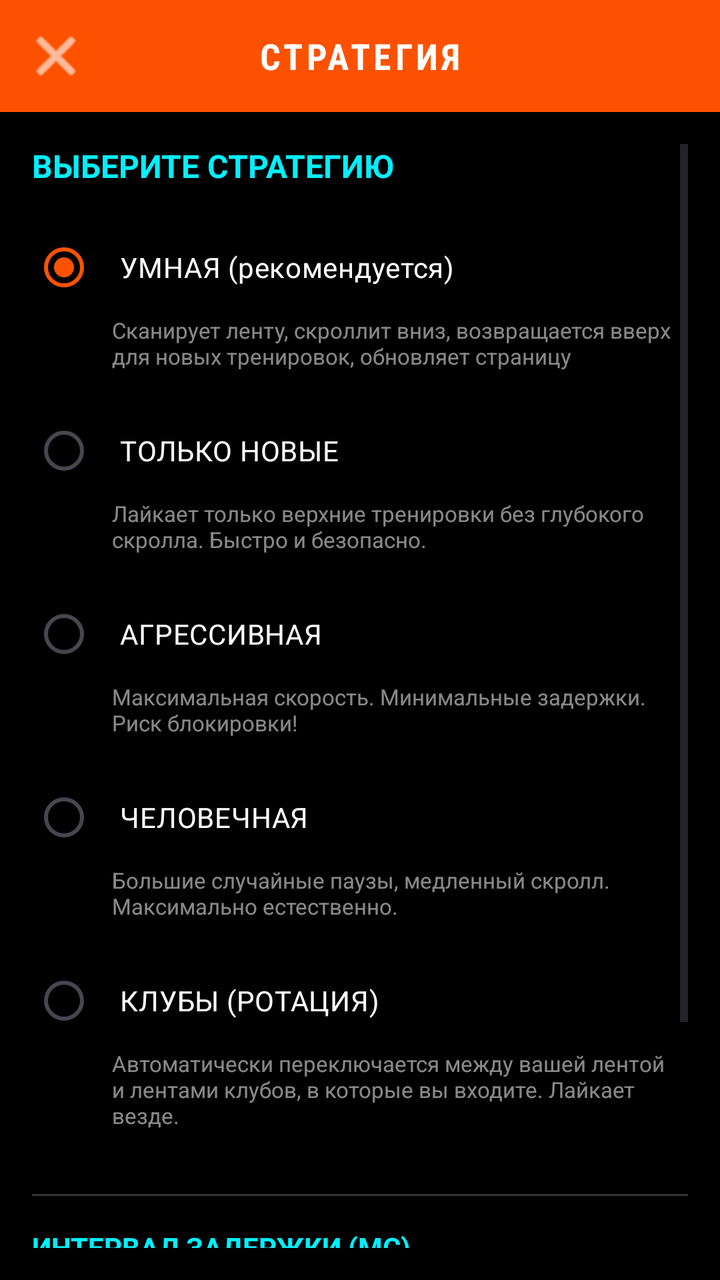
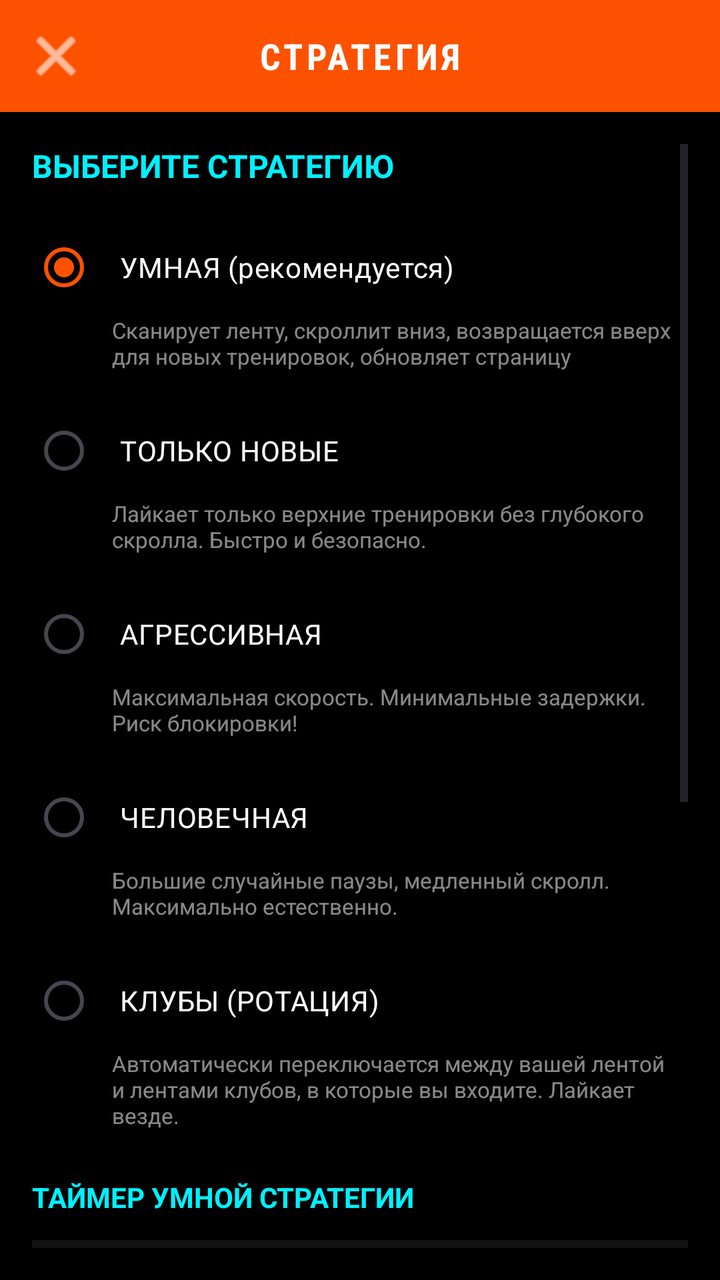

An Android layout rendered at two revisions. The XML below is the earlier revision; the diff shows what the commit changed to produce the second picture.
<!-- AndroidManifest.xml: application theme Theme.StravaKudos -->
<!-- res/layout/activity_strategy.xml -->
<?xml version="1.0" encoding="utf-8"?>
<LinearLayout xmlns:android="http://schemas.android.com/apk/res/android"
    xmlns:app="http://schemas.android.com/apk/res-auto"
    android:layout_width="match_parent"
    android:layout_height="match_parent"
    android:orientation="vertical"
    android:background="#000000">

    
    <LinearLayout
        android:layout_width="match_parent"
        android:layout_height="56dp"
        android:orientation="horizontal"
        android:gravity="center_vertical"
        android:background="#FC5200"
        android:paddingStart="8dp"
        android:paddingEnd="8dp">

        <ImageButton
            android:id="@+id/btnBack"
            android:layout_width="40dp"
            android:layout_height="40dp"
            android:background="?android:attr/selectableItemBackgroundBorderless"
            android:src="@android:drawable/ic_menu_close_clear_cancel"
            app:tint="#FFFFFF"
            android:padding="8dp" />

        <TextView
            android:layout_width="0dp"
            android:layout_height="wrap_content"
            android:layout_weight="1"
            android:text="СТРАТЕГИЯ"
            android:textColor="#FFFFFF"
            android:textStyle="bold"
            android:textSize="18sp"
            android:gravity="center"
            android:fontFamily="sans-serif-condensed"
            android:letterSpacing="0.1" />

        <View
            android:layout_width="40dp"
            android:layout_height="40dp" />
    </LinearLayout>

    <ScrollView
        android:layout_width="match_parent"
        android:layout_height="match_parent"
        android:padding="16dp">

        <LinearLayout
            android:layout_width="match_parent"
            android:layout_height="wrap_content"
            android:orientation="vertical">

            <TextView
                android:layout_width="match_parent"
                android:layout_height="wrap_content"
                android:text="ВЫБЕРИТЕ СТРАТЕГИЮ"
                android:textColor="#00F0FF"
                android:textStyle="bold"
                android:textSize="16sp"
                android:layout_marginBottom="16dp" />

            <RadioGroup
                android:id="@+id/radioStrategies"
                android:layout_width="match_parent"
                android:layout_height="wrap_content"
                android:orientation="vertical">

                <RadioButton
                    android:id="@+id/radioSmart"
                    android:layout_width="match_parent"
                    android:layout_height="wrap_content"
                    android:text="УМНАЯ (рекомендуется)"
                    android:textColor="#FFFFFF"
                    android:textSize="14sp"
                    android:buttonTint="#00F0FF"
                    android:padding="12dp"
                    android:checked="true" />

                <TextView
                    android:layout_width="match_parent"
                    android:layout_height="wrap_content"
                    android:text="Сканирует ленту, скроллит вниз, возвращается вверх для новых тренировок, обновляет страницу"
                    android:textColor="#88FFFFFF"
                    android:textSize="11sp"
                    android:layout_marginStart="40dp"
                    android:layout_marginBottom="16dp" />

                <RadioButton
                    android:id="@+id/radioTopOnly"
                    android:layout_width="match_parent"
                    android:layout_height="wrap_content"
                    android:text="ТОЛЬКО НОВЫЕ"
                    android:textColor="#FFFFFF"
                    android:textSize="14sp"
                    android:buttonTint="#00F0FF"
                    android:padding="12dp" />

                <TextView
                    android:layout_width="match_parent"
                    android:layout_height="wrap_content"
                    android:text="Лайкает только верхние тренировки без глубокого скролла. Быстро и безопасно."
                    android:textColor="#88FFFFFF"
                    android:textSize="11sp"
                    android:layout_marginStart="40dp"
                    android:layout_marginBottom="16dp" />

                <RadioButton
                    android:id="@+id/radioAggressive"
                    android:layout_width="match_parent"
                    android:layout_height="wrap_content"
                    android:text="АГРЕССИВНАЯ"
                    android:textColor="#FFFFFF"
                    android:textSize="14sp"
                    android:buttonTint="#00F0FF"
                    android:padding="12dp" />

                <TextView
                    android:layout_width="match_parent"
                    android:layout_height="wrap_content"
                    android:text="Максимальная скорость. Минимальные задержки. Риск блокировки!"
                    android:textColor="#88FFFFFF"
                    android:textSize="11sp"
                    android:layout_marginStart="40dp"
                    android:layout_marginBottom="16dp" />

                <RadioButton
                    android:id="@+id/radioHuman"
                    android:layout_width="match_parent"
                    android:layout_height="wrap_content"
                    android:text="ЧЕЛОВЕЧНАЯ"
                    android:textColor="#FFFFFF"
                    android:textSize="14sp"
                    android:buttonTint="#00F0FF"
                    android:padding="12dp" />

                <TextView
                    android:layout_width="match_parent"
                    android:layout_height="wrap_content"
                    android:text="Большие случайные паузы, медленный скролл. Максимально естественно."
                    android:textColor="#88FFFFFF"
                    android:textSize="11sp"
                    android:layout_marginStart="40dp"
                    android:layout_marginBottom="16dp" />

                <RadioButton
                    android:id="@+id/radioClubs"
                    android:layout_width="match_parent"
                    android:layout_height="wrap_content"
                    android:text="КЛУБЫ (РОТАЦИЯ)"
                    android:textColor="#FFFFFF"
                    android:textSize="14sp"
                    android:buttonTint="#00F0FF"
                    android:padding="12dp" />

                <TextView
                    android:layout_width="match_parent"
                    android:layout_height="wrap_content"
                    android:text="Автоматически переключается между вашей лентой и лентами клубов, в которые вы входите. Лайкает везде."
                    android:textColor="#88FFFFFF"
                    android:textSize="11sp"
                    android:layout_marginStart="40dp"
                    android:layout_marginBottom="16dp" />
            </RadioGroup>

            <View
                android:layout_width="match_parent"
                android:layout_height="1dp"
                android:background="#33FFFFFF"
                android:layout_marginVertical="16dp" />

            <TextView
                android:layout_width="match_parent"
                android:layout_height="wrap_content"
                android:text="ИНТЕРВАЛ ЗАДЕРЖКИ (МС)"
                android:textColor="#00F0FF"
                android:textStyle="bold"
                android:textSize="14sp"
                android:layout_marginBottom="12dp" />

            <LinearLayout
                android:layout_width="match_parent"
                android:layout_height="wrap_content"
                android:orientation="horizontal"
                android:gravity="center_vertical"
                android:layout_marginBottom="8dp">

                <TextView
                    android:layout_width="wrap_content"
                    android:layout_height="wrap_content"
                    android:text="МИН:"
                    android:textColor="#88FFFFFF"
                    android:fontFamily="sans-serif-condensed"
                    android:textSize="12sp" />

                <EditText
                    android:id="@+id/etMinDelay"
                    android:layout_width="80dp"
                    android:layout_height="40dp"
                    android:background="@drawable/card_glass_bg"
                    android:gravity="center"
                    android:inputType="number"
                    android:text="5000"
                    android:textColor="#00F0FF"
                    android:textStyle="bold"
                    android:textSize="14sp"
                    android:layout_marginStart="8dp"
                    android:layout_marginEnd="24dp"
                    android:padding="4dp" />

                <TextView
                    android:layout_width="wrap_content"
                    android:layout_height="wrap_content"
                    android:text="МАКС:"
                    android:textColor="#88FFFFFF"
                    android:fontFamily="sans-serif-condensed"
                    android:textSize="12sp" />

                <EditText
                    android:id="@+id/etMaxDelay"
                    android:layout_width="80dp"
                    android:layout_height="40dp"
                    android:background="@drawable/card_glass_bg"
                    android:gravity="center"
                    android:inputType="number"
                    android:text="12000"
                    android:textColor="#00F0FF"
                    android:textStyle="bold"
                    android:textSize="14sp"
                    android:layout_marginStart="8dp"
                    android:padding="4dp" />
            </LinearLayout>

            <TextView
                android:layout_width="match_parent"
                android:layout_height="wrap_content"
                android:text="Меньше значение = быстрее (риск блокировки)\nБольше значение = безопаснее"
                android:textColor="#88FFFFFF"
                android:textSize="10sp"
                android:layout_marginBottom="16dp"
                android:lineSpacingMultiplier="1.3" />

            <View
                android:layout_width="match_parent"
                android:layout_height="1dp"
                android:background="#33FFFFFF"
                android:layout_marginVertical="16dp" />

            <TextView
                android:id="@+id/tvCurrentSettings"
                android:layout_width="match_parent"
                android:layout_height="wrap_content"
                android:textColor="#FFFFFF"
                android:textSize="14sp"
                android:lineSpacingMultiplier="1.5" />
        </LinearLayout>
    </ScrollView>

</LinearLayout>
<!-- resources referenced by this layout -->
<resources>
  <!-- drawable card_glass_bg (drawable) -->
  <?xml version="1.0" encoding="utf-8"?>
  <shape xmlns:android="http://schemas.android.com/apk/res/android"
      android:shape="rectangle">
      <solid android:color="#121212" /> 
      <corners android:radius="23dp" />
      <stroke
          android:width="1dp"
          android:color="#33FFFFFF" /> 
  </shape>
  <style name="Theme.StravaKudos" parent="Theme.Material3.DayNight.NoActionBar">
          <item name="colorPrimary">#FC5200</item>
          <item name="colorSecondary">#E64A19</item>
          <item name="android:statusBarColor">#FC5200</item>
      </style>
</resources>

<!-- the commit's change to res/layout/activity_strategy.xml (unified diff, before → after) -->
@@ -162,10 +162,91 @@
                     android:textSize="11sp"
                     android:layout_marginStart="40dp"
                     android:layout_marginBottom="16dp" />
-            </RadioGroup>
-
-            <View
-                android:layout_width="match_parent"
+</RadioGroup>
+
+<TextView
+android:layout_width="match_parent"
+android:layout_height="wrap_content"
+android:text="ТАЙМЕР УМНОЙ СТРАТЕГИИ"
+android:textColor="#00F0FF"
+android:textStyle="bold"
+android:textSize="14sp"
+android:layout_marginTop="8dp"
+android:layout_marginBottom="12dp" />
+
+<LinearLayout
+android:layout_width="match_parent"
+android:layout_height="wrap_content"
+android:orientation="vertical"
+android:background="#111111"
+android:padding="12dp"
+android:layout_marginBottom="8dp">
+
+<LinearLayout
+android:layout_width="match_parent"
+android:layout_height="wrap_content"
+android:orientation="horizontal"
+android:gravity="center_vertical">
+
+<TextView
+android:layout_width="0dp"
+android:layout_height="wrap_content"
+android:layout_weight="1"
+android:text="Пауза после одного цикла"
+android:textColor="#FFFFFF"
+android:textSize="14sp" />
+
+<Switch
+android:id="@+id/switchSmartTimer"
+android:layout_width="wrap_content"
+android:layout_height="wrap_content"
+android:checked="false"
+android:thumbTint="#00F0FF"
+android:trackTint="#333333" />
+</LinearLayout>
+
+<LinearLayout
+android:layout_width="match_parent"
+android:layout_height="wrap_content"
+android:orientation="horizontal"
+android:gravity="center_vertical"
+android:layout_marginTop="12dp">
+
+<TextView
+android:layout_width="0dp"
+android:layout_height="wrap_content"
+android:layout_weight="1"
+android:text="Пауза, минут:"
+android:textColor="#FFFFFF"
+android:textSize="14sp" />
+
+<EditText
+android:id="@+id/etSmartTimerMinutes"
+android:layout_width="90dp"
+android:layout_height="48dp"
+android:inputType="number"
+android:text="10"
+android:textColor="#00F0FF"
+android:textSize="16sp"
+android:textStyle="bold"
+android:gravity="center"
+android:background="#222222"
+android:textCursorDrawable="@null"
+android:padding="8dp" />
+</LinearLayout>
+</LinearLayout>
+
+<TextView
+android:layout_width="match_parent"
+android:layout_height="wrap_content"
+android:text="Когда умная стратегия доходит до конца ленты или лимита уже лайкнутых, она ждёт заданное время. На главном экране показывается обратный отсчёт до следующего запуска."
+android:textColor="#888888"
+android:textSize="12sp"
+android:layout_marginBottom="16dp"
+android:lineSpacingMultiplier="1.3" />
+
+<View
+android:layout_width="match_parent"
                 android:layout_height="1dp"
                 android:background="#33FFFFFF"
                 android:layout_marginVertical="16dp" />
